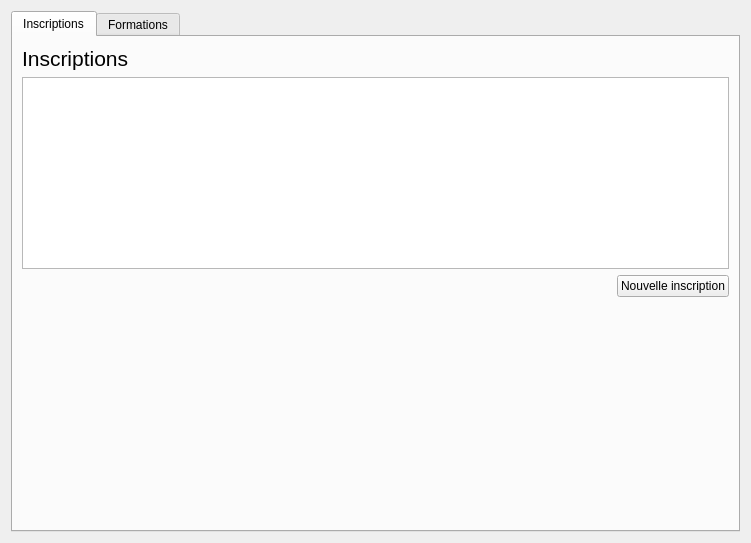
dtbinh/Projet_L021, file Projet/gui/fendossier.ui: the form before one commit.
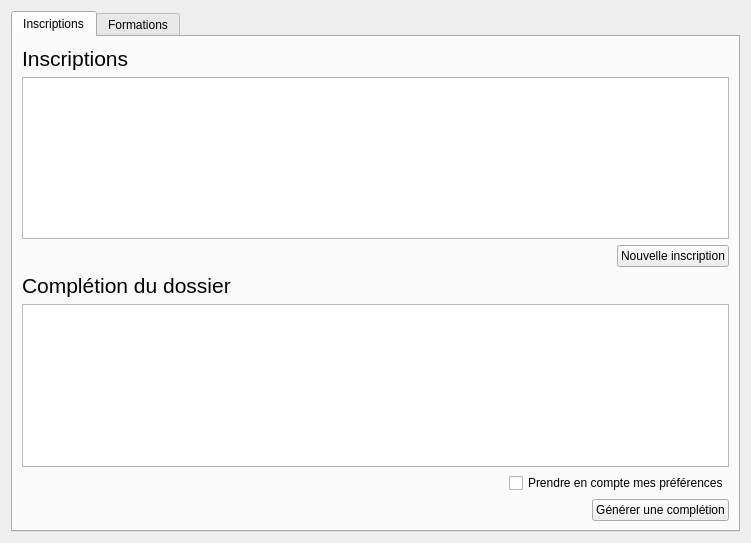
The form after the commit. The open tabs and pages were chosen to show the change.

Commit message: Completion Qt

```diff
--- a/Projet/gui/fendossier.ui
+++ b/Projet/gui/fendossier.ui
@@ -80,17 +80,66 @@
         </layout>
        </item>
        <item>
-        <spacer name="verticalSpacer">
-         <property name="orientation">
-          <enum>Qt::Vertical</enum>
-         </property>
-         <property name="sizeHint" stdset="0">
-          <size>
-           <width>20</width>
-           <height>40</height>
-          </size>
-         </property>
-        </spacer>
+        <layout class="QVBoxLayout" name="verticalLayout_5">
+         <item>
+          <widget class="QLabel" name="label_3">
+           <property name="sizePolicy">
+            <sizepolicy hsizetype="Preferred" vsizetype="Maximum">
+             <horstretch>0</horstretch>
+             <verstretch>0</verstretch>
+            </sizepolicy>
+           </property>
+           <property name="styleSheet">
+            <string notr="true">font: 16pt;</string>
+           </property>
+           <property name="text">
+            <string>Complétion du dossier</string>
+           </property>
+          </widget>
+         </item>
+         <item>
+          <widget class="QTableView" name="completion">
+           <property name="sizePolicy">
+            <sizepolicy hsizetype="Expanding" vsizetype="Maximum">
+             <horstretch>0</horstretch>
+             <verstretch>0</verstretch>
+            </sizepolicy>
+           </property>
+           <property name="editTriggers">
+            <set>QAbstractItemView::NoEditTriggers</set>
+           </property>
+           <property name="alternatingRowColors">
+            <bool>false</bool>
+           </property>
+           <property name="selectionMode">
+            <enum>QAbstractItemView::SingleSelection</enum>
+           </property>
+           <property name="selectionBehavior">
+            <enum>QAbstractItemView::SelectRows</enum>
+           </property>
+           <property name="sortingEnabled">
+            <bool>false</bool>
+           </property>
+           <attribute name="verticalHeaderVisible">
+            <bool>false</bool>
+           </attribute>
+          </widget>
+         </item>
+         <item alignment="Qt::AlignRight">
+          <widget class="QCheckBox" name="preferencesCompletion">
+           <property name="text">
+            <string>Prendre en compte mes préférences</string>
+           </property>
+          </widget>
+         </item>
+         <item alignment="Qt::AlignRight">
+          <widget class="QPushButton" name="genererCompletion">
+           <property name="text">
+            <string>Générer une complétion</string>
+           </property>
+          </widget>
+         </item>
+        </layout>
        </item>
       </layout>
      </widget>
```
Left out of the diff: 2 changed lines with no effect on the pictures. The commit also changes 5 other files.
